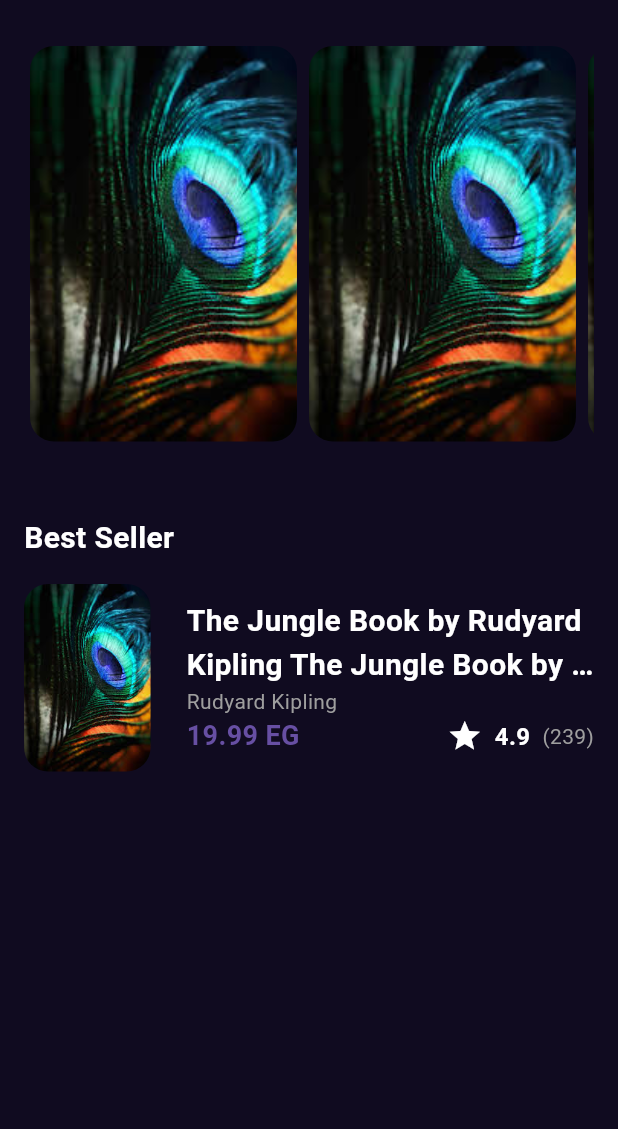
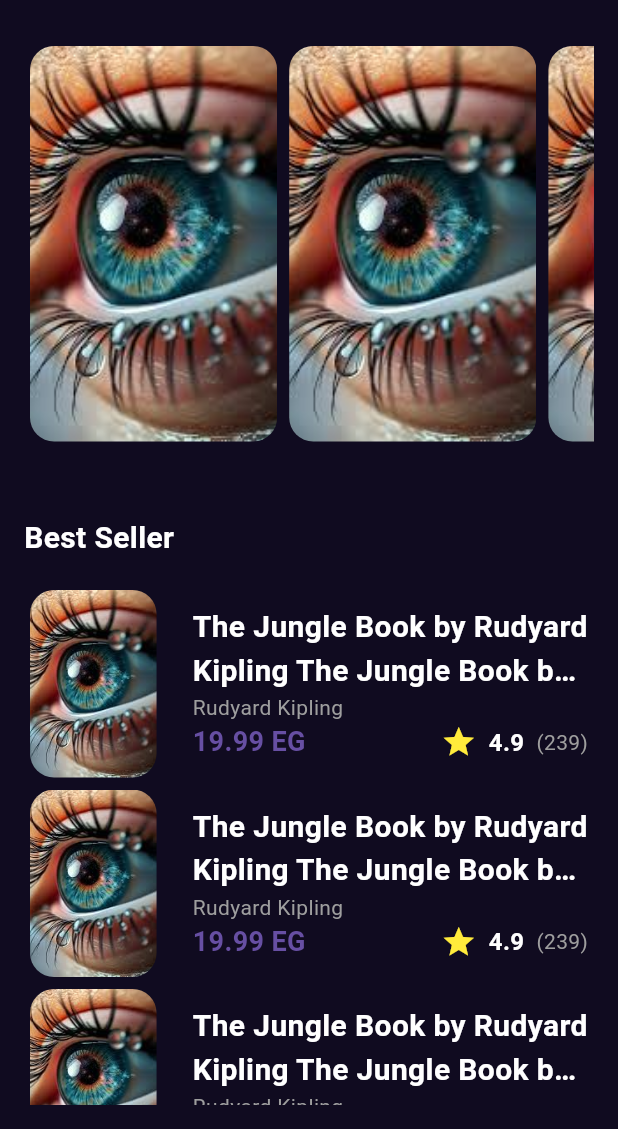
Before and after one commit to AhmedSaleh74/BooklyApp-Clean-Arch-, a Flutter app: the screen it shows after launch, on a phone screen of 412 x 824 dp, the part 107-1236 px from its top. Run offline on Flutter 3.47's test engine with Material 3 defaults, Android fonts, the phone set to English and light mode, and no system bars; our stand-ins replace get.

Commit message:
feat(home): add BestSellerListView to HomeView

```diff
--- a/lib/core/utlis/assets.dart
+++ b/lib/core/utlis/assets.dart
@@ -1,4 +1,4 @@
 abstract class AssetsData {
   static const logo = 'assets/images/11658240.png';
-  static const testImage = 'assets/images/test_image.jpeg';
+  static const testImage = 'assets/images/test_img.jpeg';
 }
--- /dev/null
+++ b/lib/features/home/presentation/views/widgets/best_seller_listview.dart
@@ -0,0 +1,30 @@
+import 'dart:ui';
+
+import 'package:flutter/material.dart';
+
+import 'custom_best_seller_item.dart';
+
+class BestSellerListView extends StatelessWidget {
+  const BestSellerListView({super.key});
+
+  @override
+  Widget build(BuildContext context) {
+    return Expanded(
+      child: ScrollConfiguration(
+        behavior: ScrollConfiguration.of(context).copyWith(
+          scrollbars: true,
+          dragDevices: {PointerDeviceKind.touch, PointerDeviceKind.mouse},
+        ),
+        child: ListView.builder(
+          itemCount: 10,
+          itemBuilder: (context, index) {
+            return const Padding(
+              padding: EdgeInsets.all(4.0),
+              child: CustomBestSellerItem(),
+            );
+          },
+        ),
+      ),
+    );
+  }
+}
--- a/lib/features/home/presentation/views/widgets/custom_best_seller_item.dart
+++ b/lib/features/home/presentation/views/widgets/custom_best_seller_item.dart
@@ -50,7 +50,7 @@ class CustomBestSellerItem extends StatelessWidget {
                     Row(
                       spacing: 8,
                       children: [
-                        Icon(Icons.star),
+                        Icon(Icons.star, color: Colors.yellow),
                         Text('4.9', style: Styles.whiteText),
                         Text('(239)', style: Styles.caption),
                       ],
--- a/lib/features/home/presentation/views/widgets/featured_listview_item.dart
+++ b/lib/features/home/presentation/views/widgets/featured_listview_item.dart
@@ -8,7 +8,7 @@ class FeaturedListviewItem extends StatelessWidget {
   @override
   Widget build(BuildContext context) {
     return AspectRatio(
-      aspectRatio: 2.7 / 4,
+      aspectRatio: 2.5 / 4,
       child: Container(
         decoration: const BoxDecoration(
           image: DecorationImage(
--- a/lib/features/home/presentation/views/widgets/home_view_body.dart
+++ b/lib/features/home/presentation/views/widgets/home_view_body.dart
@@ -1,7 +1,7 @@
 import 'package:bookly/core/utlis/styles.dart';
 import 'package:flutter/material.dart';
+import 'best_seller_listview.dart';
 import 'custom_appbar.dart';
-import 'custom_best_seller_item.dart';
 import 'featured_listview.dart';
 
 class HomeViewBody extends StatelessWidget {
@@ -23,7 +23,7 @@ class HomeViewBody extends StatelessWidget {
             style: Styles.titleMedium.copyWith(color: Colors.white),
           ),
           SizedBox(height: 16),
-          CustomBestSellerItem(),
+          BestSellerListView(),
         ],
       ),
     );
```
Also changed, not shown: assets/images/test_img.jpeg (added).
